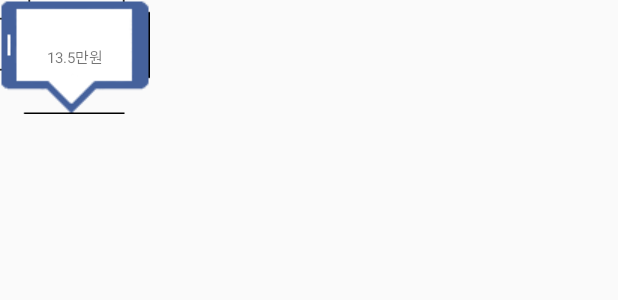
After one commit to DrowsyDormouse/global, an Android app: the layout marker_layout.xml on its own in the app's theme, with its tools: preview values and no code run, on a phone screen of 412 x 824 dp. The commit adds this screen. Shown: the top 300 px of the screen. Run offline under Robolectric (Android 15) with nearby library versions, the phone set to English and light mode, and no system bars.

Commit message:
custom marker image

```diff
--- /dev/null
+++ b/app/src/main/res/layout/marker_layout.xml
@@ -0,0 +1,16 @@
+<?xml version="1.0" encoding="utf-8"?>
+<FrameLayout
+    xmlns:android="http://schemas.android.com/apk/res/android"
+    android:layout_width="wrap_content"
+    android:layout_height="wrap_content"
+    >
+
+    <TextView
+        android:id="@+id/tv_marker"
+        android:layout_width="wrap_content"
+        android:layout_height="wrap_content"
+        android:background="@drawable/ic_marker_phone"
+        android:gravity="center"
+        android:text="13.5만원"
+        android:textSize="10sp"/>
+</FrameLayout>
```
Also changed, not shown: app/src/main/java/com/example/song/global/MapsActivity.java (+96 -2 lines), app/src/main/java/com/example/song/global/MarkerItem.java (added, +22 -0 lines), app/src/main/res/drawable/ic_marker_phone.png (added), app/src/main/res/drawable/museum.png.
